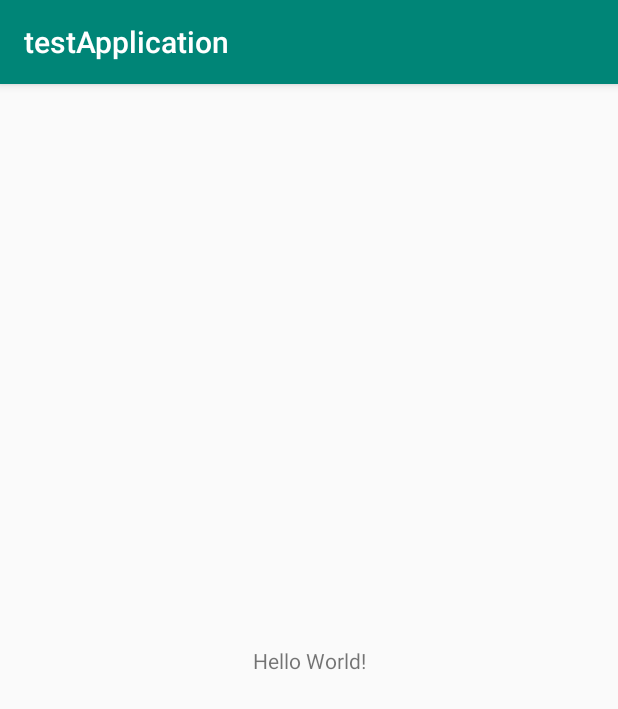
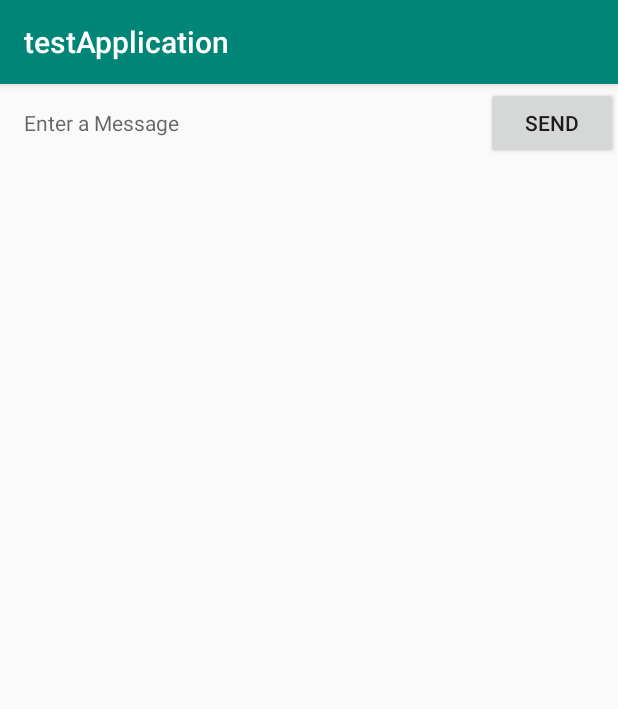
Before and after one commit to callumb96/testApplication, an Android app: the screen it shows after launch (MainActivity), on a phone screen of 412 x 824 dp. Shown: the top 709 px of the screen. Run offline under Robolectric (Android 15) with nearby library versions, the phone set to English and light mode, and no system bars.

Commit message:
Deleted original text Added new text box + button Added strings for new textbox + button

```diff
--- a/app/src/main/res/layout/activity_main.xml
+++ b/app/src/main/res/layout/activity_main.xml
@@ -7,12 +7,25 @@
     tools:context=".MainActivity">
 
     <TextView
+        android:id="@+id/textView"
+        android:layout_width="0dp"
+        android:layout_height="wrap_content"
+        android:layout_marginStart="16dp"
+        android:layout_marginTop="16dp"
+        android:hint="@string/edit_message"
+        app:layout_constraintEnd_toStartOf="@+id/button"
+        app:layout_constraintHorizontal_bias="0.5"
+        app:layout_constraintStart_toStartOf="parent"
+        app:layout_constraintTop_toTopOf="parent" />
+
+    <Button
+        android:id="@+id/button"
         android:layout_width="wrap_content"
         android:layout_height="wrap_content"
-        android:text="Hello World!"
-        app:layout_constraintBottom_toBottomOf="parent"
-        app:layout_constraintLeft_toLeftOf="parent"
-        app:layout_constraintRight_toRightOf="parent"
-        app:layout_constraintTop_toTopOf="parent" />
-
+        android:layout_marginStart="16dp"
+        android:text="@string/button_send"
+        app:layout_constraintBaseline_toBaselineOf="@+id/textView"
+        app:layout_constraintEnd_toEndOf="parent"
+        app:layout_constraintHorizontal_bias="0.5"
+        app:layout_constraintStart_toEndOf="@+id/textView" />
 </androidx.constraintlayout.widget.ConstraintLayout>
--- a/app/src/main/res/values/strings.xml
+++ b/app/src/main/res/values/strings.xml
@@ -1,3 +1,5 @@
 <resources>
     <string name="app_name">testApplication</string>
+    <string name="edit_message">Enter a Message</string>
+    <string name="button_send">Send</string>
 </resources>
```
